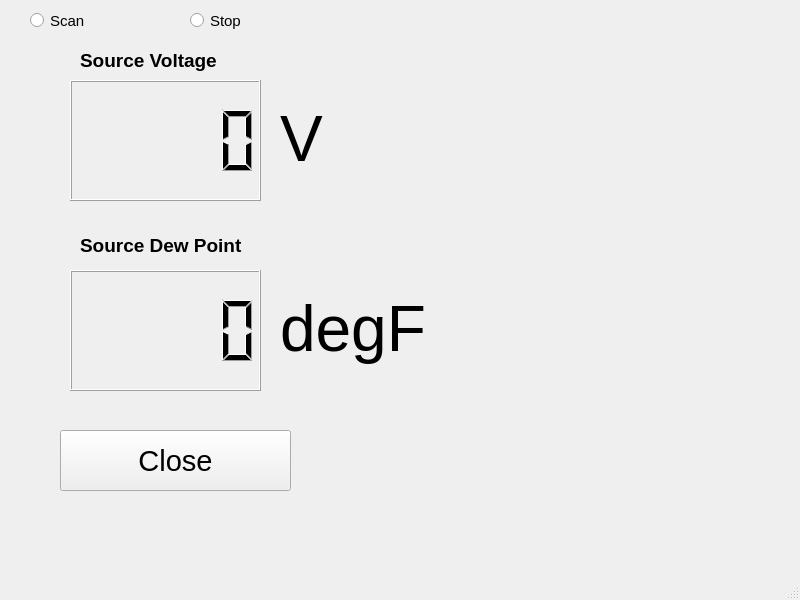
Old version of the form basic_GUI.ui in the repository jbaviation/humidity_cart.
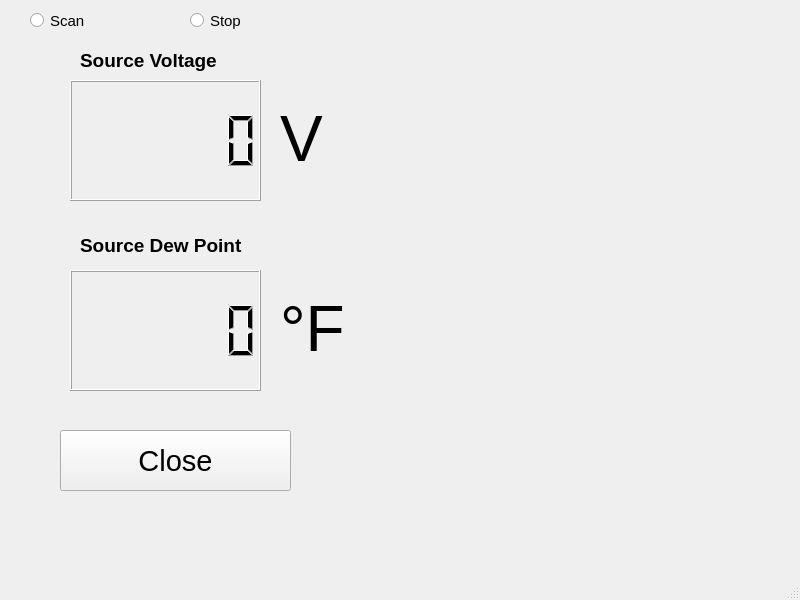
New version of the form.

Commit message: Full ADC program running through executing RUN_THIS.py. Start and stop buttons work as expected and can now toggle completely between the two. Units on LCD buttons displaying appropriate number of digits. Next steps to include Spectra Sensor thread, add live plot, add live annunciator, include record button to capture data and add to csv.

Patch:
```diff
--- a/basic_GUI.ui
+++ b/basic_GUI.ui
@@ -23,6 +23,18 @@
       <height>121</height>
      </rect>
     </property>
+    <property name="smallDecimalPoint">
+     <bool>false</bool>
+    </property>
+    <property name="digitCount">
+     <number>6</number>
+    </property>
+    <property name="segmentStyle">
+     <enum>QLCDNumber::Filled</enum>
+    </property>
+    <property name="intValue" stdset="0">
+     <number>0</number>
+    </property>
    </widget>
    <widget class="QLabel" name="VoltageLabel">
     <property name="geometry">
@@ -78,7 +90,7 @@
      </rect>
     </property>
     <property name="text">
-     <string>&lt;html&gt;&lt;head/&gt;&lt;body&gt;&lt;p&gt;&lt;span style=&quot; font-size:48pt;&quot;&gt;degF&lt;/span&gt;&lt;/p&gt;&lt;/body&gt;&lt;/html&gt;</string>
+     <string>&lt;html&gt;&lt;head/&gt;&lt;body&gt;&lt;p&gt;&lt;span style=&quot; font-size:48pt;&quot;&gt;°F&lt;/span&gt;&lt;/p&gt;&lt;/body&gt;&lt;/html&gt;</string>
     </property>
    </widget>
    <widget class="QLCDNumber" name="DPLCD">
@@ -90,6 +102,9 @@
       <height>121</height>
      </rect>
     </property>
+    <property name="digitCount">
+     <number>6</number>
+    </property>
    </widget>
    <widget class="QPushButton" name="CloseButton">
     <property name="geometry">
```
Left out of the diff: 2 changed lines with no effect on the pictures. The commit also changes 7 other files.
